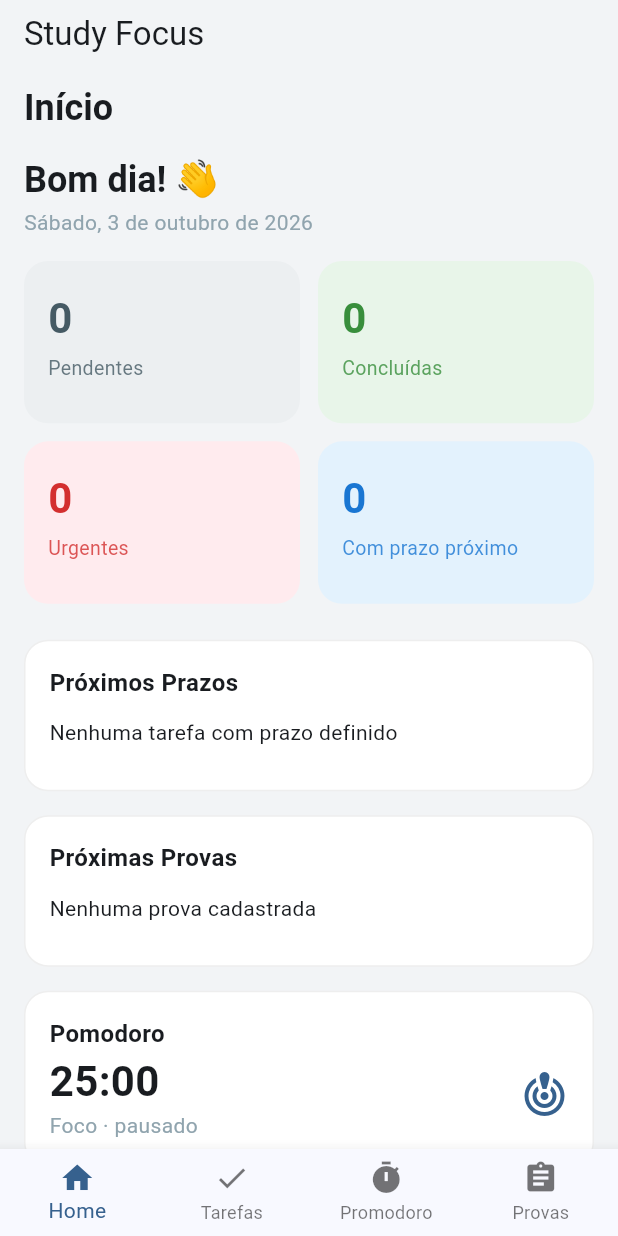
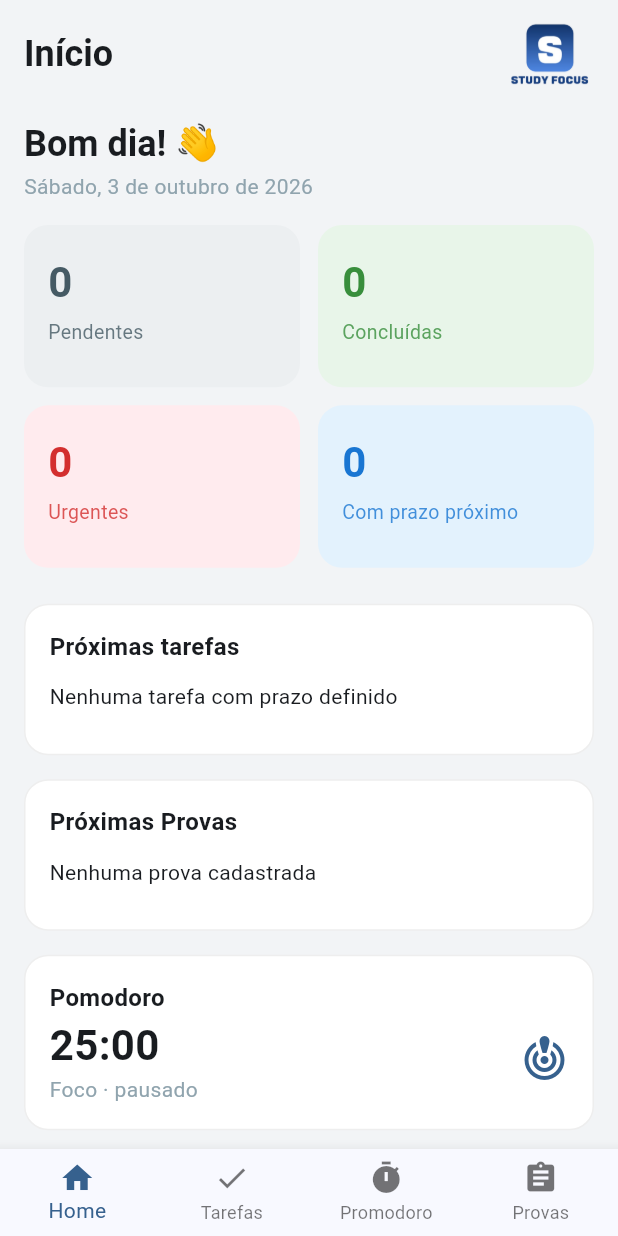
Before and after one commit to Thiago-Augustim/ProjetoAppMobile, a Flutter app: the screen it shows after launch, on a phone screen of 412 x 824 dp. Run offline on Flutter 3.47's test engine with Material 3 defaults, Android fonts, the phone set to English and light mode, and no system bars.

Commit message:
Adição de icone Principal do aplicativo

```diff
--- a/lib/pages/home_page.dart
+++ b/lib/pages/home_page.dart
@@ -108,9 +108,8 @@ class _HomePageState extends State<HomePage> {
         children: [
           Text(
             'Bom dia! 👋',
-            style: Theme.of(
-              context,
-            ).textTheme.headlineSmall?.copyWith(fontWeight: FontWeight.bold),
+            style: Theme.of(context).textTheme.headlineSmall
+                ?.copyWith(fontWeight: FontWeight.bold),
           ),
           const SizedBox(height: 2),
           Text(_dataDeHoje, style: TextStyle(color: Colors.blueGrey.shade300)),
@@ -151,7 +150,7 @@ class _HomePageState extends State<HomePage> {
           ),
           const SizedBox(height: 24),
           _SectionCard(
-            titulo: 'Próximos Prazos',
+            titulo: 'Próximas tarefas',
             child: proximosPrazos.isEmpty
                 ? const Padding(
                     padding: EdgeInsets.symmetric(vertical: 12),
--- a/lib/widgets/app_header.dart
+++ b/lib/widgets/app_header.dart
@@ -7,7 +7,7 @@ class AppHeader extends StatelessWidget implements PreferredSizeWidget {
   final String? subtitle;
 
   @override
-  Size get preferredSize => const Size.fromHeight(96);
+  Size get preferredSize => const Size.fromHeight(72);
 
   @override
   Widget build(BuildContext context) {
@@ -20,8 +20,6 @@ class AppHeader extends StatelessWidget implements PreferredSizeWidget {
         crossAxisAlignment: CrossAxisAlignment.start,
         mainAxisAlignment: MainAxisAlignment.center,
         children: [
-          const Text('Study Focus'),
-          const SizedBox(height: 20),
           FittedBox(
             fit: BoxFit.scaleDown,
             alignment: Alignment.centerLeft,
@@ -43,6 +41,16 @@ class AppHeader extends StatelessWidget implements PreferredSizeWidget {
           ],
         ],
       ),
+      actions: [
+        Padding(
+          padding: const EdgeInsets.only(right: 16),
+          child: Image.asset(
+            'lib/img/StudyFocus.png',
+            height: 48,
+            fit: BoxFit.contain,
+          ),
+        ),
+      ],
     );
   }
 }
--- a/pubspec.yaml
+++ b/pubspec.yaml
@@ -57,10 +57,8 @@ flutter:
   # the material Icons class.
   uses-material-design: true
 
-  # To add assets to your application, add an assets section, like this:
-  # assets:
-  #   - images/a_dot_burr.jpeg
-  #   - images/a_dot_ham.jpeg
+  assets:
+    - lib/img/StudyFocus.png
 
   # An image asset can refer to one or more resolution-specific "variants", see
   # https://flutter.dev/to/resolution-aware-images
```
Also changed, not shown: lib/img/StudyFocus.png (added), 1 other file.
